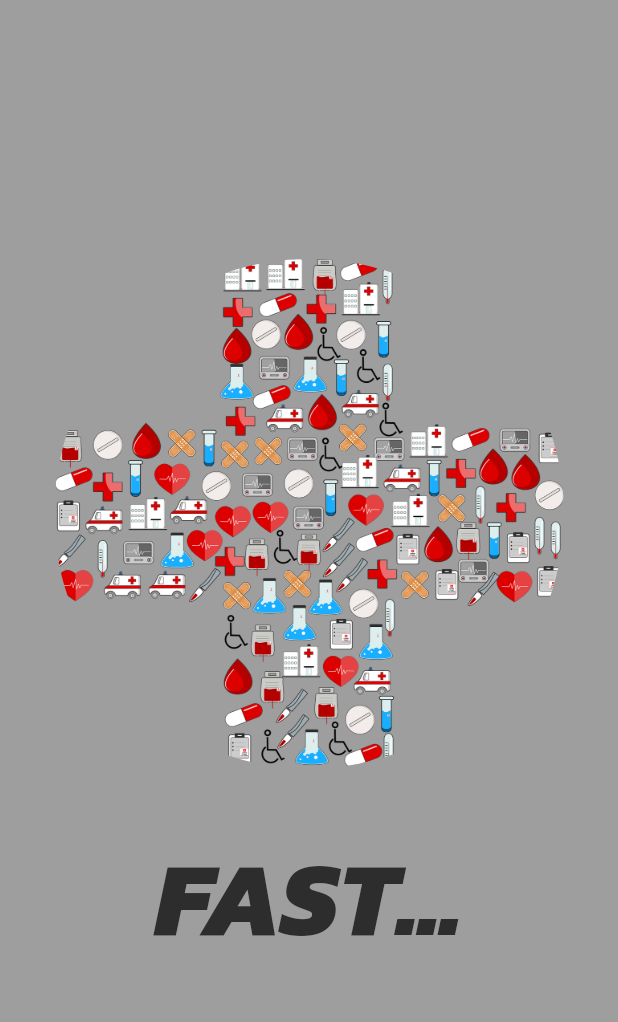
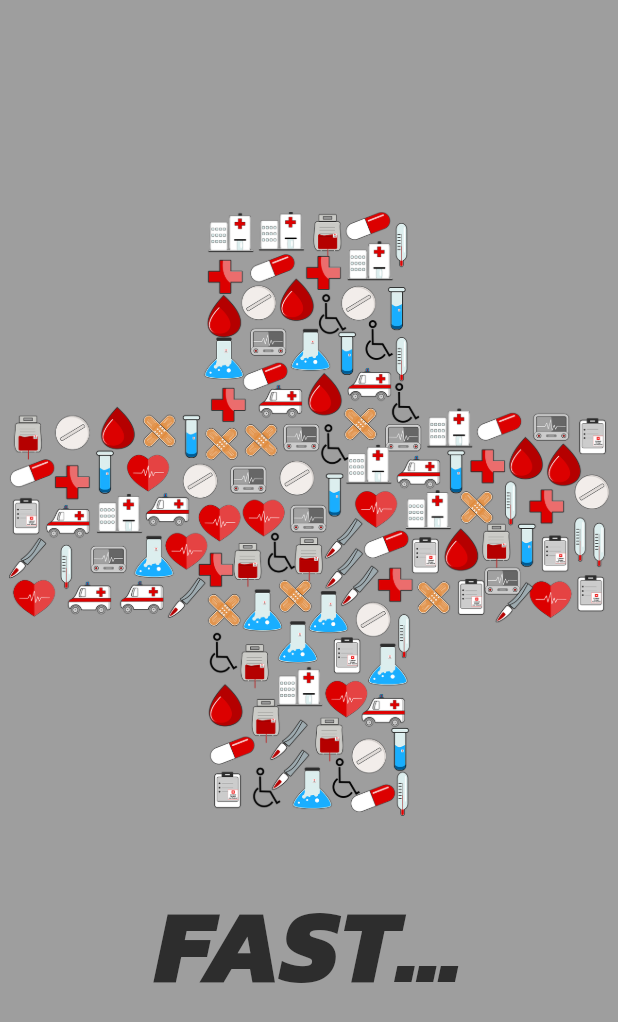
Before and after one commit to thaworn-s/flutter_fast_app, a Flutter app: the SplashScreenUI screen opened directly, on a phone screen of 412 x 824 dp. Shown: the top 1022 px of the screen. Run offline on Flutter 3.47's test engine with Material 2 defaults, Android fonts, the phone set to English and light mode, and no system bars.

```diff
--- a/lib/views/home_ui.dart
+++ b/lib/views/home_ui.dart
@@ -29,8 +29,8 @@ class _HomeUIState extends State<HomeUI> {
       image: 'fast3.png',
     ),
     FastList(
-      name: "สายด่วน 1669",
-      mobile: "1660",
+      name: "โรงพยาบาล",
+      mobile: "",
       image: 'fast4.png',
     ),
   ];
--- a/lib/views/splash_ui.dart
+++ b/lib/views/splash_ui.dart
@@ -33,10 +33,9 @@ class _SplashScreenUIState extends State<SplashScreenUI> {
         child: Column(
           mainAxisAlignment: MainAxisAlignment.center,
           children: [
-            CircleAvatar(
-              radius: 170,
-              backgroundColor: Colors.transparent,
-              backgroundImage: AssetImage(
+            Container(
+              width: 400,
+              child: Image.asset(
                 'assets/images/cross.png',
               ),
             ),
```
Also changed, not shown: lib/views/detail_ui.dart (+7 -5 lines).
